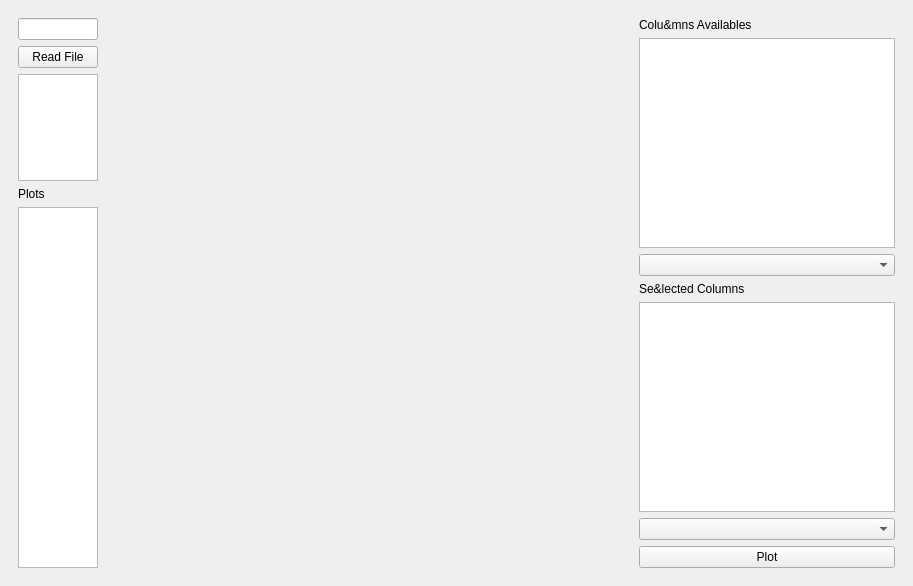
Before: the Qt Designer form dirty/window.ui in HaraldHeitmann/Pybi, drawn with Qt 5.
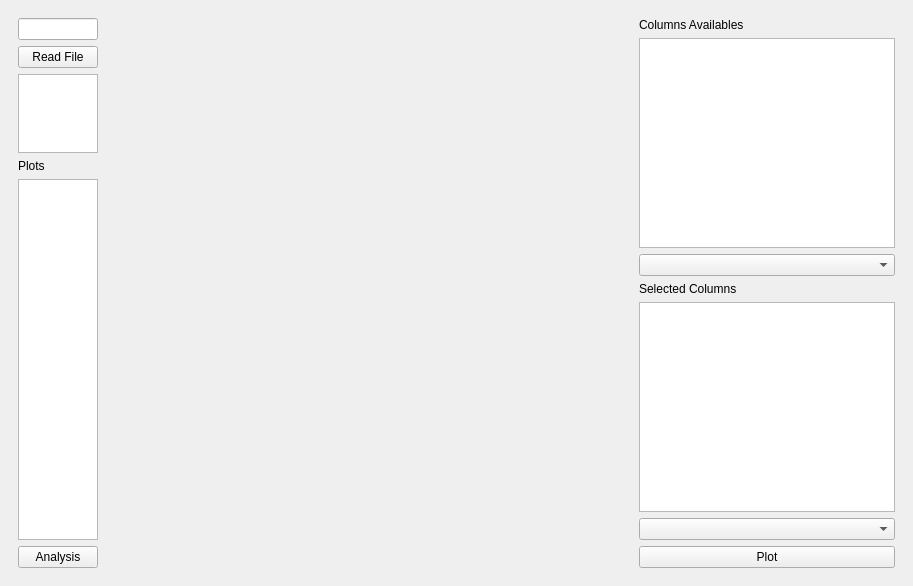
After: the same form once the commit is applied.

Commit message: prepare UI for a simple data analysis window

Diff of the .ui file:
```diff
--- a/dirty/window.ui
+++ b/dirty/window.ui
@@ -70,6 +70,13 @@
          </property>
         </widget>
        </item>
+       <item>
+        <widget class="QPushButton" name="aBtn">
+         <property name="text">
+          <string>Analysis</string>
+         </property>
+        </widget>
+       </item>
       </layout>
      </widget>
     </item>
@@ -108,7 +115,7 @@
        <item>
         <widget class="QLabel" name="label">
          <property name="text">
-          <string>Colu&amp;mns Availables</string>
+          <string>Columns Availables</string>
          </property>
         </widget>
        </item>
@@ -121,7 +128,7 @@
        <item>
         <widget class="QLabel" name="label_2">
          <property name="text">
-          <string>Se&amp;lected Columns</string>
+          <string>Selected Columns</string>
          </property>
         </widget>
        </item>
```
The commit also changes 3 other files.
